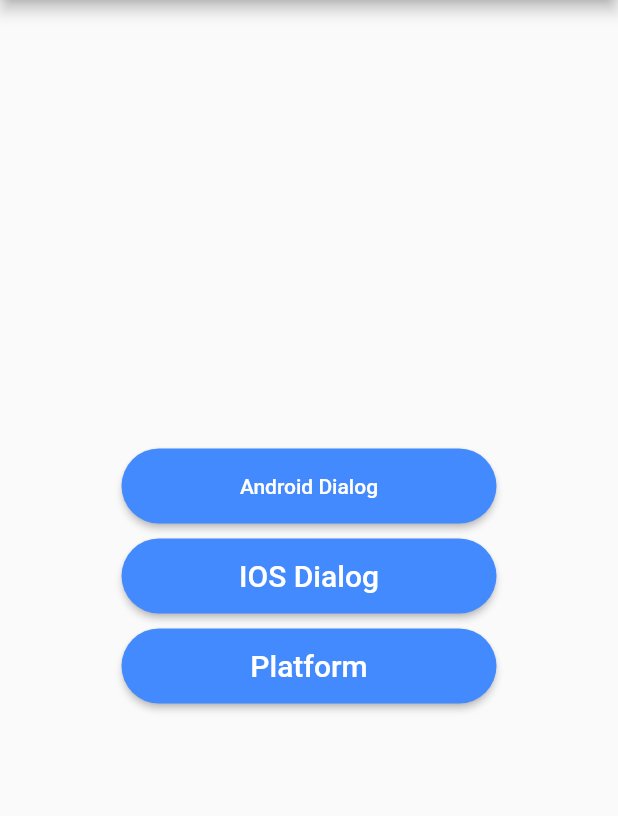
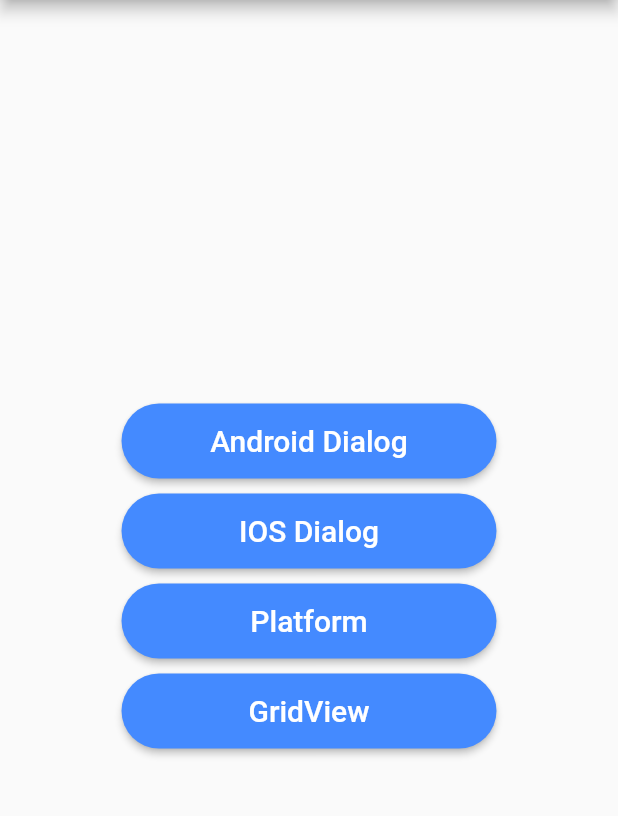
Before and after one commit to eshquvvatov/online6_dars, a Flutter app: the DialogPage screen opened by its route, on a phone screen of 412 x 824 dp, the part 84-900 px from its top. Run offline on Flutter 3.47's test engine with Material 2 defaults, Android fonts, the phone set to English and light mode, and no system bars.

Commit message:
grid view bulder qo'shildi ko'pincha builder ishlatiladi bu serverdan keladigan malumotga qarab build qilib beradi yana griedView>cout ham bor unda qulda yozamiz ikkalasi ham birxil vazifani bajaradi

```diff
--- a/lib/main.dart
+++ b/lib/main.dart
@@ -1,5 +1,6 @@
 import 'package:flutter/material.dart';
 import 'package:online6_dars/pages/dialog_page.dart';
+import 'package:online6_dars/pages/grid_view_page.dart';
 import 'package:online6_dars/pages/home_page.dart';
 import 'package:online6_dars/pages/single_child_scroll.dart';
 void main(){
@@ -15,7 +16,8 @@ class MyApp extends StatelessWidget {
       home: homePage(),
       routes: {
     DialogPage.id:(context)=>DialogPage(),
-    SingleChildScroll.id:(context)=>SingleChildScroll()
+    SingleChildScroll.id:(context)=>SingleChildScroll(),
+        GridViewPage.id:(context)=>GridViewPage()
     }
     );
   }
--- a/lib/pages/dialog_page.dart
+++ b/lib/pages/dialog_page.dart
@@ -2,6 +2,7 @@ import 'dart:io';
 
 import 'package:flutter/cupertino.dart';
 import 'package:flutter/material.dart';
+import 'package:online6_dars/pages/grid_view_page.dart';
 import 'package:online6_dars/pages/home_page.dart';
 
 class DialogPage extends StatefulWidget {
@@ -88,18 +89,21 @@ class _DialogPageState extends State<DialogPage> {
           mainAxisAlignment: MainAxisAlignment.center,
           crossAxisAlignment: CrossAxisAlignment.center,
           children: [
+            //android dialogni kursatadigan button
             MaterialButton(
               height: 50,
               shape: const StadiumBorder(),
               minWidth: 250,
               onPressed: _androidDialog,
-              child: const Text("Android Dialog"),
+              child: const Text("Android Dialog",style:  TextStyle(fontSize: 20, color: Colors.white),),
               color: Colors.blueAccent,
               textColor: Colors.white,
             ),
+            //Size box orasini ochish uchun
             const SizedBox(
               height: 10,
             ),
+            //IOS dialogni kursatadigan button
             MaterialButton(
               onPressed: _iosDialog,
               shape: const StadiumBorder(),
@@ -114,11 +118,28 @@ class _DialogPageState extends State<DialogPage> {
             const SizedBox(
               height: 10,
             ),
+            //Telifonga moslashib kursatadigan button
             MaterialButton(
               onPressed: display,
               shape: const StadiumBorder(),
               child: const Text(
                 "Platform",
+                style: TextStyle(fontSize: 20, color: Colors.white),
+              ),
+              color: Colors.blueAccent,
+              height: 50,
+              minWidth: 250,
+            ),
+            const SizedBox(
+              height: 10,
+            ),
+            MaterialButton(
+              onPressed: (){
+                Navigator.pushNamed(context, GridViewPage.id);
+              },
+              shape: const StadiumBorder(),
+              child: const Text(
+                "GridView",
                 style: TextStyle(fontSize: 20, color: Colors.white),
               ),
               color: Colors.blueAccent,
--- a/pubspec.yaml
+++ b/pubspec.yaml
@@ -41,9 +41,9 @@ flutter:
   uses-material-design: true
 
   # To add assets to your application, add an assets section, like this:
-  # assets:
-  #   - images/a_dot_burr.jpeg
-  #   - images/a_dot_ham.jpeg
+  assets:
+    - assets/images/
+
 
   # An image asset can refer to one or more resolution-specific "variants", see
   # https://flutter.dev/assets-and-images/#resolution-aware.
```
Also changed, not shown: lib/pages/grid_view_page.dart (+43 -10 lines), lib/pages/pageview.dart (added, +15 -0 lines), assets/images/boy1.jpg (added), assets/images/boy10.jpg (added), assets/images/boy11.jpg (added), assets/images/boy12.jpg (added), assets/images/boy2.jpg (added), assets/images/boy3.jpg (added), assets/images/boy4.jpg (added), assets/images/boy5.jpg (added), assets/images/boy6.jpg (added), assets/images/boy7.jpg (added), assets/images/boy9.jpg (added).
